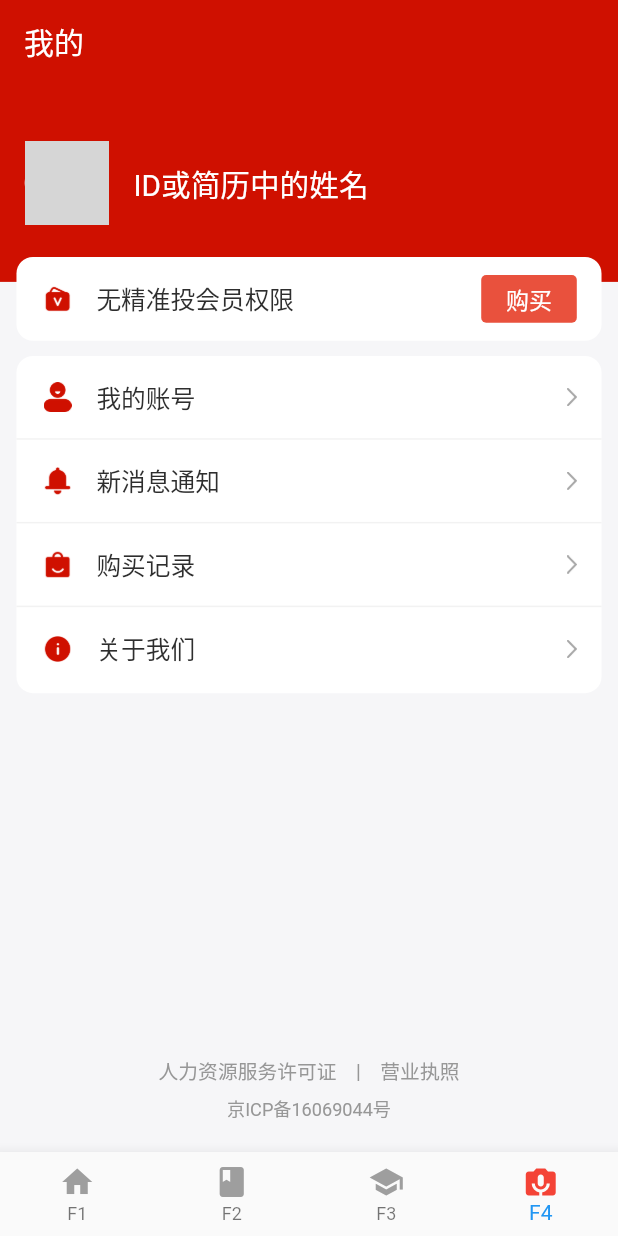
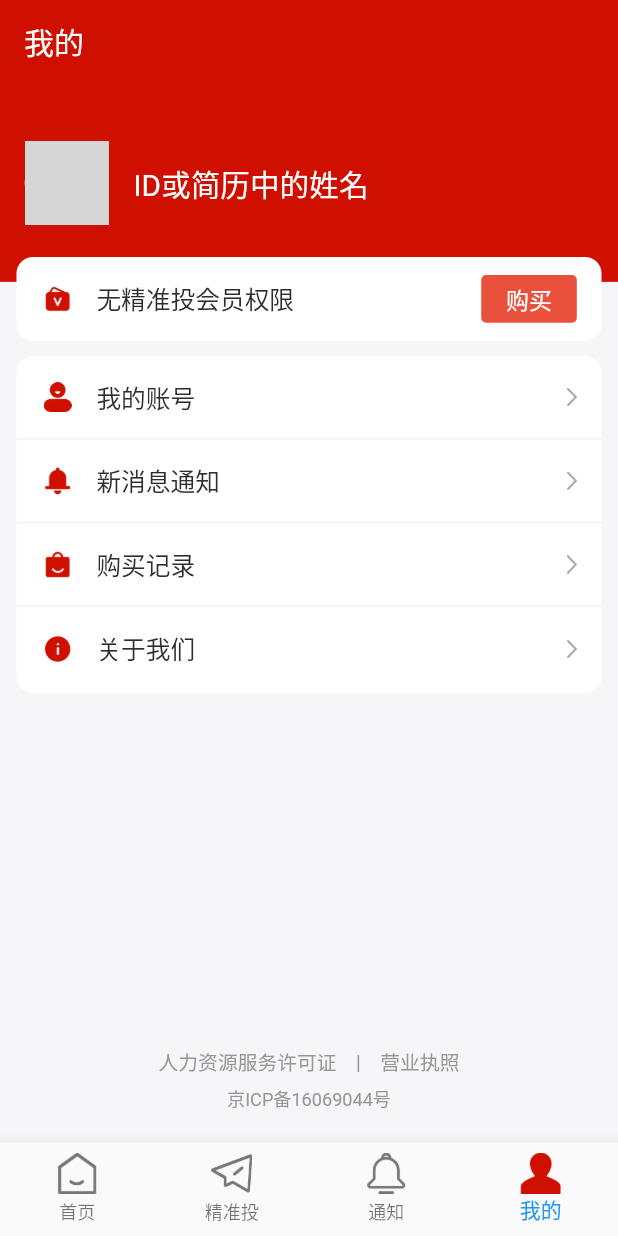
Before and after one commit to 583175694/ai_delivery_app, a Flutter app: the screen it shows after launch, item 4 of the bottom bar chosen, on a phone screen of 412 x 824 dp. Run offline on Flutter 3.47's test engine with Material 2 defaults, Android fonts, the phone set to English and light mode, and no system bars; our stand-ins replace dio; network calls fail; grey boxes are pictures that could not be loaded.

Commit message:
底部Tab

```diff
--- a/lib/model/route_model.dart
+++ b/lib/model/route_model.dart
@@ -5,8 +5,8 @@ import 'package:flutter/material.dart';
 class Nav {
   int index;
   String title;
-  IconData icon;
-  IconData activeIcon;
+  String icon;
+  String activeIcon;
 
   Nav(this.index, this.title, this.icon, this.activeIcon);
 }
--- a/lib/pages/route_page.dart
+++ b/lib/pages/route_page.dart
@@ -28,11 +28,11 @@ class _RoutePageState extends State<RoutePage> {
     )
   ];
 
-  List nav = [
-    new Nav(0, 'F1', Icons.home, Icons.home),
-    new Nav(1, 'F2', Icons.book, Icons.book),
-    new Nav(2, 'F3', Icons.school, Icons.school),
-    new Nav(3, 'F4', Icons.perm_camera_mic, Icons.perm_camera_mic)
+  List<Nav> nav = [
+    new Nav(0, '首页', 'lib/assets/icons/icon_home_unchecked.png', 'lib/assets/icons/icon_home_selected.png'),
+    new Nav(1, '精准投', 'lib/assets/icons/icon_precision_casting_unchecked.png', 'lib/assets/icons/icon_precision_investment_selected.png'),
+    new Nav(2, '通知', 'lib/assets/icons/icon_notification_unchecked.png', 'lib/assets/icons/icon_notification_selected.png'),
+    new Nav(3, '我的', 'lib/assets/icons/icon_my_unchecked.png', 'lib/assets/icons/icon_my_selected.png')
   ];
 
   List<BottomNavigationBarItem> routeList() {
@@ -41,8 +41,12 @@ class _RoutePageState extends State<RoutePage> {
       tiles.add(
           BottomNavigationBarItem(
             title: Text(item.title, style: TextStyle(color: selectedIndex == item.index ? Colors.red : Colors.grey),),
-            icon: Icon(item.icon, color: Colors.grey),
-            activeIcon: Icon(item.activeIcon, color: Colors.red),
+            icon: Container(
+              child: Image.asset(item.icon, width: ScreenUtil().setWidth(50), height: ScreenUtil().setWidth(50)),
+            ),
+            activeIcon: Container(
+              child: Image.asset(item.activeIcon, width: ScreenUtil().setWidth(50), height: ScreenUtil().setWidth(50)),
+            ),
           )
       );
     }
```
